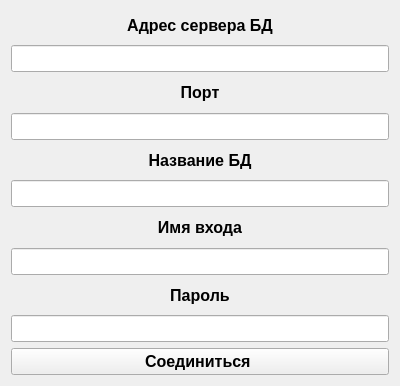
The window that login.ui (Monliker2/UD) describes before a commit, drawn with Qt 5.
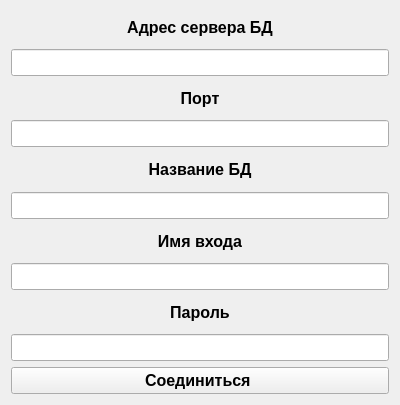
The same window after the commit.

```diff
--- a/login.ui
+++ b/login.ui
@@ -7,7 +7,7 @@
     <x>0</x>
     <y>0</y>
     <width>400</width>
-    <height>386</height>
+    <height>405</height>
    </rect>
   </property>
   <property name="windowTitle">
```
Left out of the diff: 8 changed lines with no effect on the pictures.
